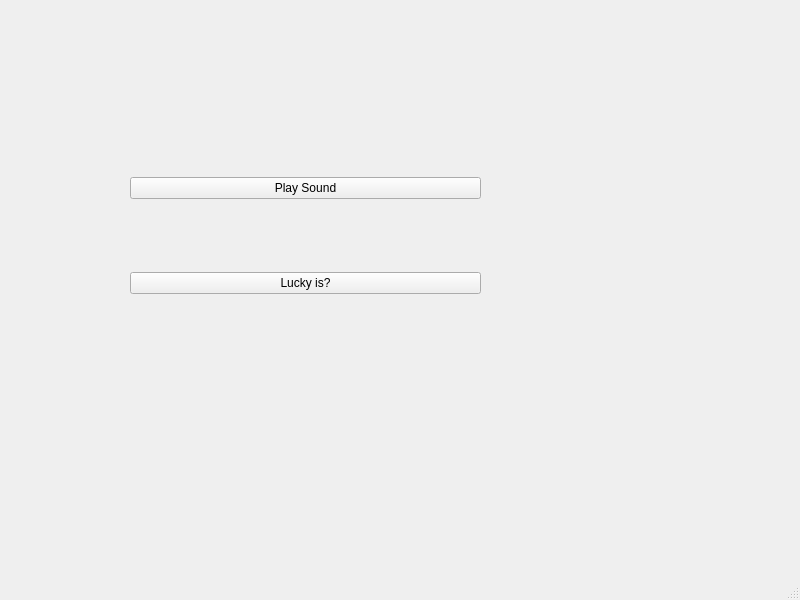
Old version of the form QT/mainwindow.ui in the repository dudublad/ECE496.
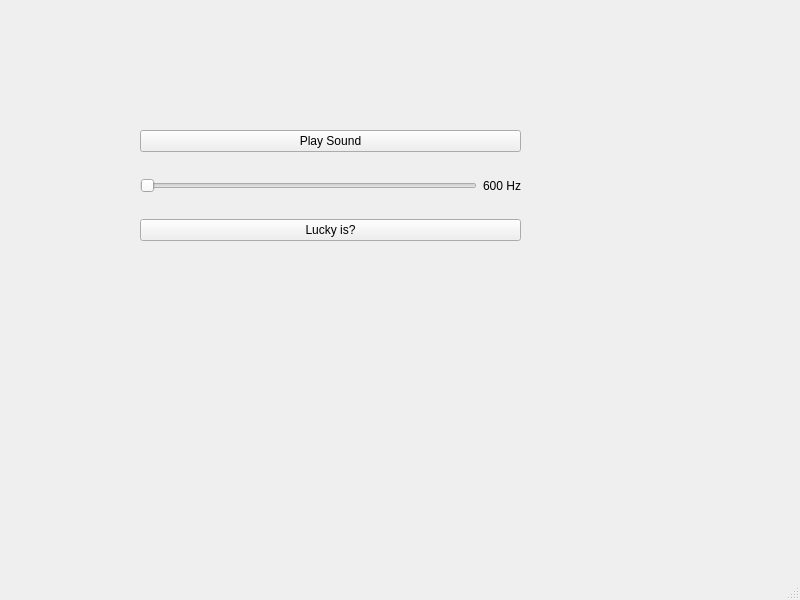
New version of the form.

Commit message: new: Slider to control wave frequency. 27

Patch:
```diff
--- a/QT/mainwindow.ui
+++ b/QT/mainwindow.ui
@@ -17,10 +17,10 @@
    <widget class="QWidget" name="verticalLayoutWidget">
     <property name="geometry">
      <rect>
-      <x>130</x>
-      <y>110</y>
-      <width>351</width>
-      <height>251</height>
+      <x>140</x>
+      <y>130</y>
+      <width>381</width>
+      <height>111</height>
      </rect>
     </property>
     <layout class="QVBoxLayout" name="verticalLayout">
@@ -31,6 +31,24 @@
        </property>
       </widget>
      </item>
+     <item>
+      <layout class="QHBoxLayout" name="FrequencyBox">
+       <item>
+        <widget class="QSlider" name="FrequencySlider">
+         <property name="orientation">
+          <enum>Qt::Horizontal</enum>
+         </property>
+        </widget>
+       </item>
+       <item>
+        <widget class="QLabel" name="FrequencyLabel">
+         <property name="text">
+          <string>600 Hz</string>
+         </property>
+        </widget>
+       </item>
+      </layout>
+     </item>
      <item>
       <widget class="QPushButton" name="pushButton_2">
        <property name="text">
```
The commit also changes 2 other files.
